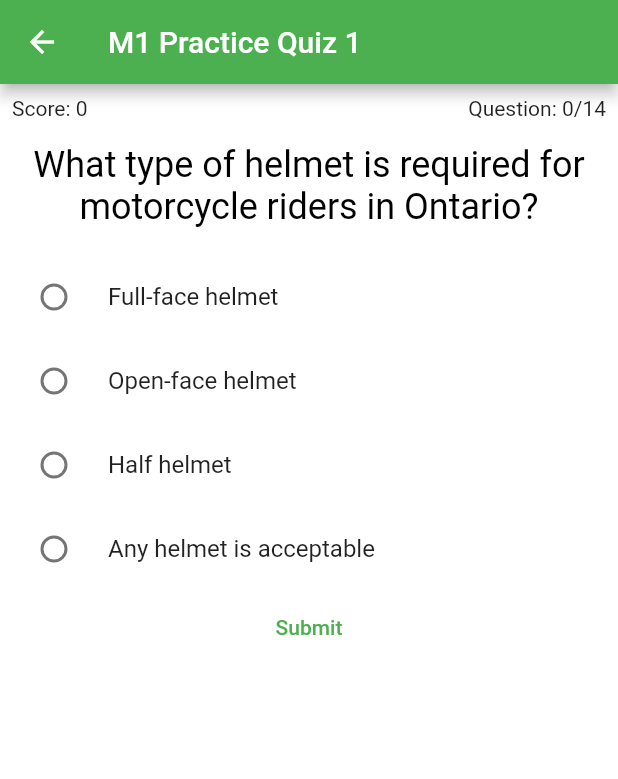
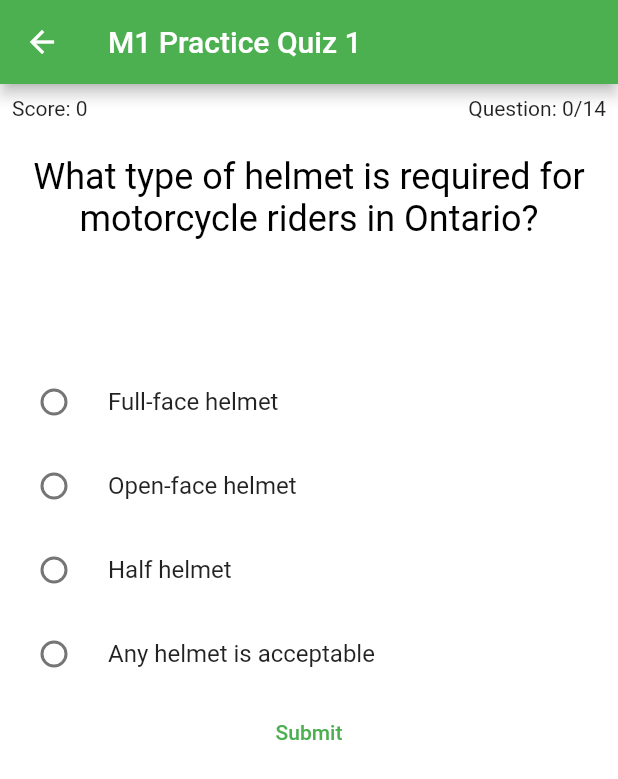
Before and after one commit to Will-chartrand/m1_quiz, a Flutter app: the Home screen opened directly, after a tap on "Submit", on a phone screen of 412 x 824 dp. Shown: the top 779 px of the screen. Run offline on Flutter 3.47's test engine with Material 2 defaults, Android fonts, the phone set to English and light mode, and no system bars; our stand-ins replace animated_splash_screen; project files that could hold a hidden picture were left out.

Commit message:
made it so quiz actually works lmao

```diff
--- a/lib/quiz.dart
+++ b/lib/quiz.dart
@@ -43,7 +43,7 @@ class _QuizState extends State<Quiz> {
         children: [
           Container(
             decoration: const BoxDecoration(color: Colors.white),
-            padding: const EdgeInsets.only(top: 8.0, left: 8.0, right: 8.0),
+            padding: const EdgeInsets.all(8.0),
             child: Row(
               children: [
                 Text('Score: ${widget.score}'),
@@ -52,8 +52,11 @@ class _QuizState extends State<Quiz> {
               ]
             ),
           ),
-          Question(
-            widget.questions[widget.questionIndex]['question'] as String,
+          SizedBox(
+            height: 150,
+            child: Question(
+              widget.questions[widget.questionIndex]['question'] as String,
+            ),
           ),
           const SizedBox(height: 2.0),
           Container(
@@ -131,8 +134,7 @@ class _QuizState extends State<Quiz> {
                       Center(
                         child: TextButton(
                           onPressed: () => {
-                            //widget.answerQuestions((widget.questions[widget.questionIndex]['options'] as List)[selectedRadioTile]['score']),
-                            widget.answerQuestions(1),
+                            widget.answerQuestions(questionCorrect ? 1 : 0),
                             setState((){
                               hasAnswered = false;
                               questionCorrect = selectedRadioTile == correctRadioTile;
@@ -149,11 +151,12 @@ class _QuizState extends State<Quiz> {
                             padding: const EdgeInsets.only(right: 8.0),
                             child: TextButton(
                               onPressed: () => {
-                                widget.answerQuestions(1),
+                                widget.answerQuestions(questionCorrect ? 1 : 0),
                                 setState((){
                                   hasAnswered = false;
                                   questionCorrect = selectedRadioTile == correctRadioTile;
                                   selectedRadioTile = -1;
+                                  correctRadioTile = widget.questions[widget.questionIndex]['answer'] as int;
                                 }),
                               },
                               child: const Text('Explanation'),
@@ -168,11 +171,12 @@ class _QuizState extends State<Quiz> {
                 Center(
                   child: TextButton(
                     onPressed: () => {
+                      correctRadioTile = widget.questions[widget.questionIndex]['answer'] as int,
                       if(selectedRadioTile != -1)
                         setState((){
                           hasAnswered = true;
                           //questionCorrect = (widget.questions[widget.questionIndex]['options'] as List)[selectedRadioTile]['score'] != 0;
-                          questionCorrect = selectedRadioTile == correctRadioTile;
+                          questionCorrect = (selectedRadioTile == correctRadioTile);
                         }),
                     },
                     //onPressed: () => widget.answerQuestions((widget.questions[widget.questionIndex]['answers'] as List)[selectedRadioTile]['score']),
```
